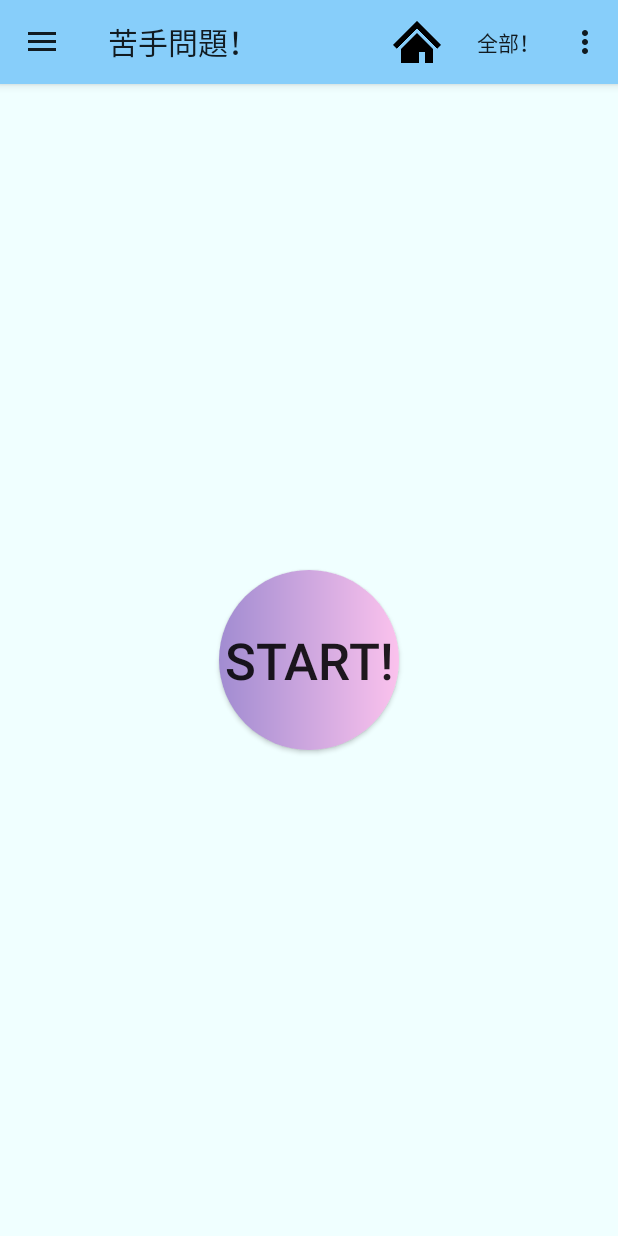
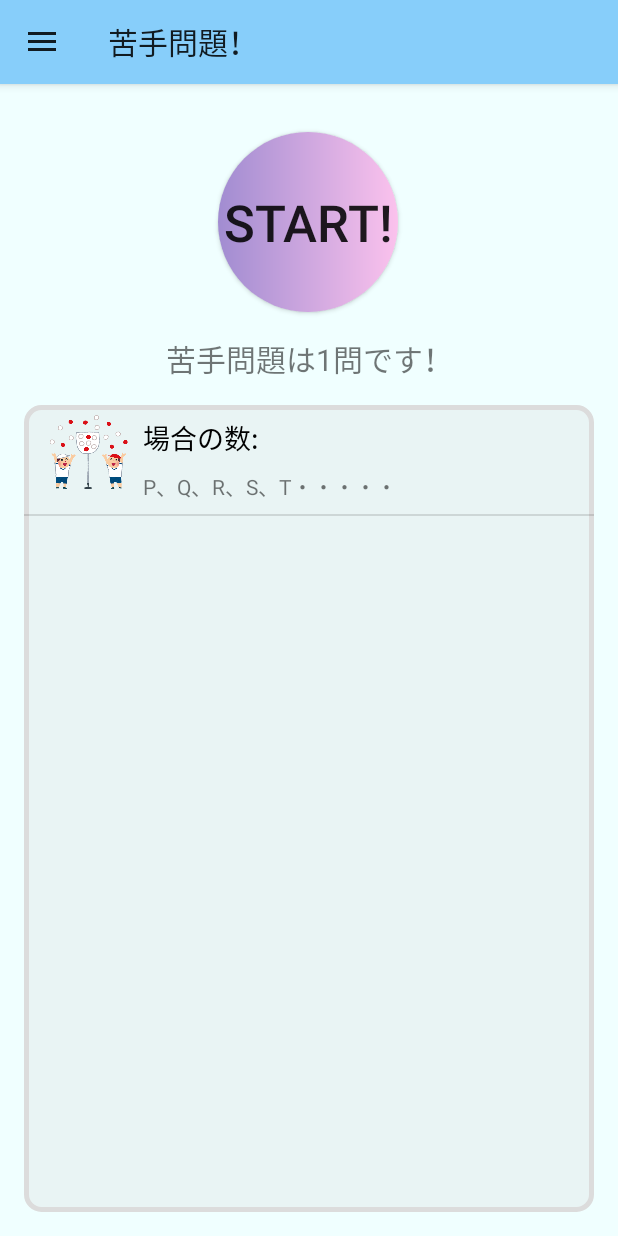
Before and after one commit to koba-a11y/HigengoKun, an Android app: the WeaknessActivity screen opened directly, with no data from a screen before it, on a phone screen of 412 x 824 dp. Run offline under Robolectric (Android 15) with nearby library versions, the phone set to English and light mode, and no system bars; Roboto replaces fonts that are not available here; 1 statement that could not run was skipped.

Commit message:
Added list to weakness activity. There is a bug.

```diff
--- a/app/src/main/java/com/websarva/wings/android/higengokun/CategoryActivity.java
+++ b/app/src/main/java/com/websarva/wings/android/higengokun/CategoryActivity.java
@@ -50,9 +50,6 @@ public class CategoryActivity extends AppCompatActivity implements NavigationVie
     private ActionBarDrawerToggle toggle;
     private NavigationManager navigationManager;
     private Category actionMode = Category.ALL;
-    //項目のR値
-    int[] menuItems = {R.id.trackContext3, R.id.trackContext2, R.id.trackContext1};
-
 
     @Override
     protected void onCreate(Bundle savedInstanceState) {
@@ -251,7 +248,7 @@ public class CategoryActivity extends AppCompatActivity implements NavigationVie
         int position = info.position;
         TrackContextUtil util = new TrackContextUtil();
         util.setTrackContext(menu,getMenuInflater(),Question.getRecentAnswers(actionMode, position));
-        }
+    }
 
 
 }
--- a/app/src/main/java/com/websarva/wings/android/higengokun/WeaknessActivity.java
+++ b/app/src/main/java/com/websarva/wings/android/higengokun/WeaknessActivity.java
@@ -7,21 +7,42 @@ import androidx.core.view.GravityCompat;
 import androidx.drawerlayout.widget.DrawerLayout;
 
 import android.content.Intent;
+import android.graphics.Typeface;
 import android.os.Bundle;
+import android.util.Log;
+import android.view.ContextMenu;
 import android.view.Menu;
 import android.view.MenuInflater;
 import android.view.MenuItem;
 import android.view.View;
+import android.widget.AdapterView;
+import android.widget.ListView;
+import android.widget.TextView;
+import android.widget.Toast;
 
 import com.google.android.material.navigation.NavigationView;
+import com.websarva.wings.android.higengokun.enums.Category;
 import com.websarva.wings.android.higengokun.enums.ScreenType;
+import com.websarva.wings.android.higengokun.models.Question;
 import com.websarva.wings.android.higengokun.utils.NavigationManager;
+import com.websarva.wings.android.higengokun.utils.OriginalRowAdapter;
+import com.websarva.wings.android.higengokun.utils.TrackContextUtil;
+
+import java.util.ArrayList;
+import java.util.HashMap;
+import java.util.List;
+import java.util.Map;
 
 public class WeaknessActivity extends AppCompatActivity implements NavigationView.OnNavigationItemSelectedListener{
 
     private DrawerLayout drawerLayout;
     private ActionBarDrawerToggle toggle;
     private NavigationManager navigationManager;
+    private List<Map<String,String>> _weakList;
+
+    TextView tvWeak;
+    ListView lvWeak;
+    ArrayList<Integer> numbers = new ArrayList<>();
 
     @Override
     protected void onCreate(Bundle savedInstanceState) {
@@ -32,6 +53,15 @@ public class WeaknessActivity extends AppCompatActivity implements NavigationVie
 
         navigationManager = NavigationManager.getInstance();
         navigationManager.setDrawerLayout(findViewById(R.id.drawer_layout));
+
+        tvWeak = findViewById(R.id.tvWeak);
+        lvWeak = findViewById(R.id.lvWeak);
+
+        numbers = new ArrayList<>();
+
+        //フォントの変更
+        Typeface ronde = Typeface.createFromAsset(getAssets(), "Ronde-B_square.otf");
+        tvWeak.setTypeface(ronde);
 
         //ナビゲーション(side)の設定
         NavigationView navigationView = findViewById(R.id.nav_view);
@@ -49,22 +79,53 @@ public class WeaknessActivity extends AppCompatActivity implements NavigationVie
             actionBar.setTitle(getString(R.string.menu_weakness));
             actionBar.setDisplayHomeAsUpEnabled(true);
             actionBar.setHomeButtonEnabled(true);
+        }
+        //苦手問題があれば
+        if(Question.countWeak() != 0) {
+            tvWeak.setText("苦手問題は"+Question.countWeak()+"問です！");
+            _weakList = createWeakList();
+            OriginalRowAdapter adapter = new OriginalRowAdapter(this, _weakList);
+            lvWeak.setAdapter(adapter);
+            lvWeak.setOnItemClickListener(new ListItemClickListener());
+            //コンテキスト設定
+            registerForContextMenu(lvWeak);
+        }else {
+            lvWeak.setVisibility(View.GONE);
+        }
 
+    }
+
+    private class ListItemClickListener implements AdapterView.OnItemClickListener{
+        @Override
+        public void onItemClick(AdapterView<?> parent, View view, int position, long id) {
+            Intent intent = new Intent(WeaknessActivity.this, QuestionActivity.class);
+            position = numbers.get(position);
+            intent.putExtra("Type", ScreenType.WeaknessActivity.getId());
+            intent.putExtra("Number",position);
+            intent.addFlags(Intent.FLAG_ACTIVITY_CLEAR_TOP | Intent.FLAG_ACTIVITY_NEW_TASK);
+            startActivity(intent);
+            overridePendingTransition(R.anim.slide_in_left, R.anim.slide_out_right);
+            finish();
         }
     }
 
     public void onClickWeaknessStart(View view) {
-        Intent intent = new Intent(WeaknessActivity.this, QuestionActivity.class);
-        intent.putExtra("Type", ScreenType.WeaknessActivity.getId());
-        intent.addFlags(Intent.FLAG_ACTIVITY_CLEAR_TOP | Intent.FLAG_ACTIVITY_NEW_TASK);
-        startActivity(intent);
-        overridePendingTransition(R.anim.slide_in_left, R.anim.slide_out_right);
+        if(Question.countWeak() != 0) {
+            Intent intent = new Intent(WeaknessActivity.this, QuestionActivity.class);
+            intent.putExtra("Type", ScreenType.WeaknessActivity.getId());
+            intent.addFlags(Intent.FLAG_ACTIVITY_CLEAR_TOP | Intent.FLAG_ACTIVITY_NEW_TASK);
+            startActivity(intent);
+            overridePendingTransition(R.anim.slide_in_left, R.anim.slide_out_right);
+            finish();
+        }else {
+            Toast.makeText(this, "苦手問題はありません", Toast.LENGTH_SHORT).show();
+        }
     }
 
     @Override
     public boolean onCreateOptionsMenu(Menu menu) {
         MenuInflater inflater = getMenuInflater();
-        inflater.inflate(R.menu.menu_optiion_2,menu);
+        inflater.inflate(R.menu.menu_option,menu);
         return true;
     }
 
@@ -93,4 +154,31 @@ public class WeaknessActivity extends AppCompatActivity implements NavigationVie
         }
         return super.onOptionsItemSelected(item);
     }
+
+    private List<Map<String, String>> createWeakList(){
+        List<Map<String, String>> _weakList = new ArrayList<>();
+        for(int i = 0; i< Question.NumberOfQuestions; i++) {
+            if(Question.isWeekQuestion(Question.getRecentAnswers(i))){
+                numbers.add(i);
+                Log.d("WeaknessActivity", "Weak question found: " + i); // デバッグログを追加
+                Log.d("WeaknessActivity", "Weak question Numbers: " + numbers.get(0)); // デバッグログを追加
+                Question question = Question.getQuestion(i);
+                Map<String, String> _weakItem = new HashMap<>();
+                _weakItem.put("category", Question.getCategory(Question.geterCategory(question)) + ":");
+                _weakItem.put("question", getString(Question.geterRid(question)).substring(0, 9) + "・・・・・");
+                _weakList.add(_weakItem);
+            }
+        }
+        return _weakList;
+    }
+
+    //trackContext
+    @Override
+    public void onCreateContextMenu(ContextMenu menu, View view, ContextMenu.ContextMenuInfo menuInfo){
+        super.onCreateContextMenu(menu, view, menuInfo);
+        AdapterView.AdapterContextMenuInfo info = (AdapterView.AdapterContextMenuInfo) menuInfo;
+        int position = info.position;
+        TrackContextUtil util = new TrackContextUtil();
+        util.setTrackContext(menu,getMenuInflater(),Question.getRecentAnswers(numbers.get(position)));
+    }
 }
--- a/app/src/main/java/com/websarva/wings/android/higengokun/models/Question.java
+++ b/app/src/main/java/com/websarva/wings/android/higengokun/models/Question.java
@@ -196,7 +196,7 @@ public class Question  {
     }
 
     //苦手問題かどうかを判定
-    private static boolean isWeekQuestion(Queue<Boolean> recent) {
+    public static boolean isWeekQuestion(Queue<Boolean> recent) {
         return recent.contains(false);
     }
 
@@ -220,4 +220,16 @@ public class Question  {
             this.recentAnswers = gson.fromJson(json, type);
         }
     }
+
+    public static int countWeak(){
+        int cnt = 0;
+
+        for(int i = 0; i < NumberOfQuestions; i++){
+            if(isWeekQuestion(getRecentAnswers(i))){
+                cnt++;
+            }
+        }
+
+        return cnt;
+    }
 }
--- a/app/src/main/res/layout/activity_question.xml
+++ b/app/src/main/res/layout/activity_question.xml
@@ -42,7 +42,7 @@
         app:layout_constraintHorizontal_bias="0.0"
         app:layout_constraintStart_toStartOf="parent"
         app:layout_constraintTop_toBottomOf="@+id/tvCount"
-        app:layout_constraintVertical_bias="1.0">
+        app:layout_constraintVertical_bias="0.0">
 
         <TextView
             android:id="@+id/tvQuestion"
--- a/app/src/main/res/layout/activity_weakness.xml
+++ b/app/src/main/res/layout/activity_weakness.xml
@@ -17,14 +17,40 @@
             android:id="@+id/btWeaknessStart"
             android:layout_width="120dp"
             android:layout_height="120dp"
+            android:layout_marginTop="32dp"
             android:background="@drawable/circle_des"
             android:onClick="onClickWeaknessStart"
             android:text="@string/bt_start"
             android:textSize="34sp"
+            app:layout_constraintEnd_toEndOf="parent"
+            app:layout_constraintHorizontal_bias="0.498"
+            app:layout_constraintStart_toStartOf="parent"
+            app:layout_constraintTop_toTopOf="parent" />
+
+        <ListView
+            android:id="@+id/lvWeak"
+            android:layout_width="match_parent"
+            android:layout_height="0dp"
+            android:layout_marginStart="16dp"
+            android:layout_marginTop="16dp"
+            android:layout_marginEnd="16dp"
+            android:layout_marginBottom="16dp"
+            android:background="@drawable/frame"
             app:layout_constraintBottom_toBottomOf="parent"
             app:layout_constraintEnd_toEndOf="parent"
             app:layout_constraintStart_toStartOf="parent"
-            app:layout_constraintTop_toTopOf="parent" />
+            app:layout_constraintTop_toBottomOf="@+id/tvWeak" />
+
+        <TextView
+            android:id="@+id/tvWeak"
+            android:layout_width="wrap_content"
+            android:layout_height="wrap_content"
+            android:layout_marginTop="16dp"
+            android:text="@string/tv_weak"
+            android:textSize="20sp"
+            app:layout_constraintEnd_toEndOf="parent"
+            app:layout_constraintStart_toStartOf="parent"
+            app:layout_constraintTop_toBottomOf="@+id/btWeaknessStart" />
 
     </androidx.constraintlayout.widget.ConstraintLayout>
 
--- a/app/src/main/res/values/strings.xml
+++ b/app/src/main/res/values/strings.xml
@@ -40,4 +40,6 @@
     <string name="track_context_false">不正解</string>
     <string name="track_context_new">新</string>
     <string name="track_context_old">古</string>
+
+    <string name="tv_weak">苦手問題はありません！</string>
 </resources>
```
Also changed, not shown: app/src/main/java/com/websarva/wings/android/higengokun/QuestionActivity.java (+16 -2 lines).
